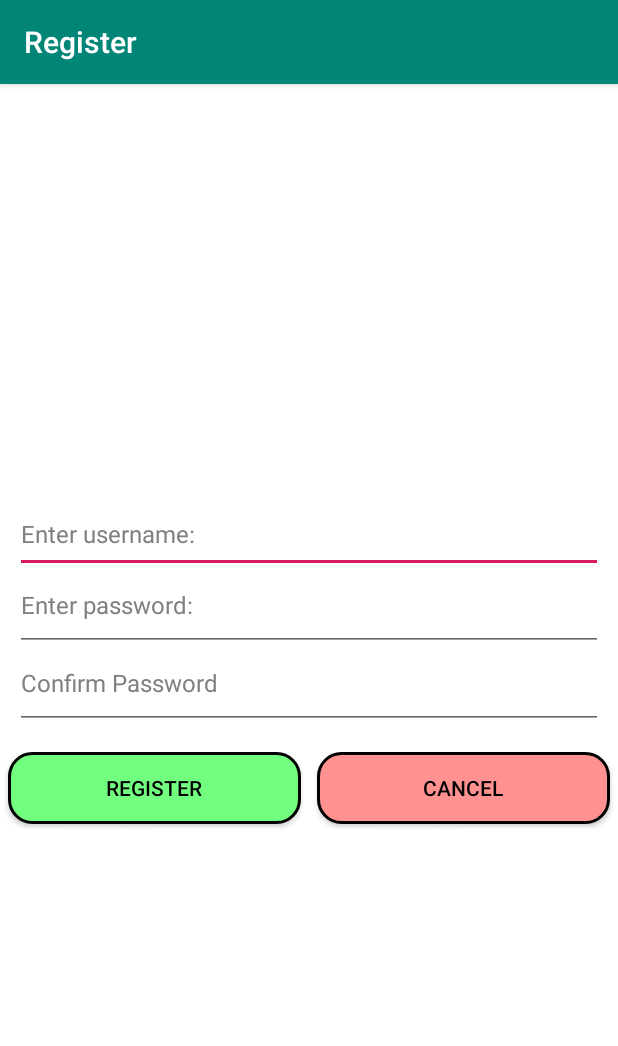
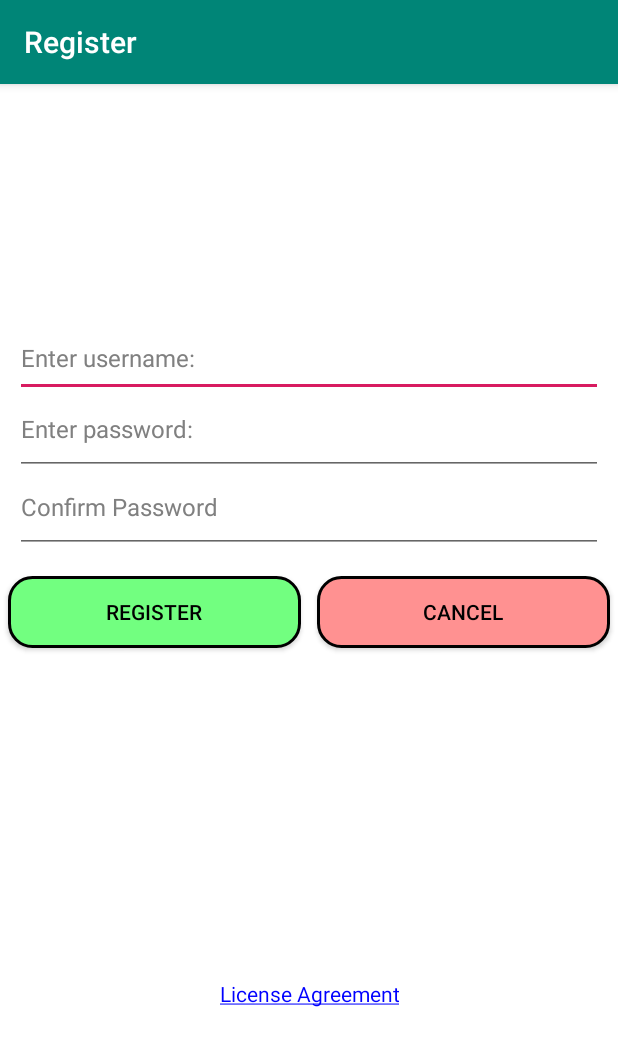
Before and after one commit to DatLombardo/MobileDevices-FlipFlop, an Android app: the RegisterActivity screen opened directly, with no data from a screen before it, on a phone screen of 412 x 824 dp. Shown: the top 1046 px of the screen. Run offline under Robolectric (Android 15) with nearby library versions, the phone set to English and light mode, and no system bars; our stand-ins replace Firebase (no records; nobody signed in at launch, a user with empty details on screens opened directly).

Commit message:
Added License agreement activity(Internet Resources)

```diff
--- a/FlipFlop/app/src/main/res/layout/activity_register.xml
+++ b/FlipFlop/app/src/main/res/layout/activity_register.xml
@@ -80,4 +80,16 @@
             android:textColor="@color/black"/>
     </LinearLayout>
 
+    <TextView
+        android:id="@+id/agreement"
+        android:layout_width="wrap_content"
+        android:layout_height="wrap_content"
+        android:layout_marginTop="15dp"
+        android:layout_gravity="center|bottom"
+        android:paddingTop="200dp"
+        android:textAlignment="center"
+        android:text="@string/license_agreement"
+        android:onClick="showAgreement"
+        android:textColor="@color/blue"/>
+
 </LinearLayout>
--- a/FlipFlop/app/src/main/res/values/strings.xml
+++ b/FlipFlop/app/src/main/res/values/strings.xml
@@ -21,6 +21,7 @@
     <string name="post_content">Content: </string>
     <string name="post_title_prompt">Max title length: 50 characters</string>
     <string name="post_content_prompt">Max characters: 250</string>
+    <string name="license_agreement">License Agreement</string>
     <string name="post_button">Post</string>
     <string name="comment_content_prompt">Max comment length: 250 characters</string>
     <string name="anon_user">ANON</string>
```
Also changed, not shown: FlipFlop/app/src/main/AndroidManifest.xml (+18 -5 lines), FlipFlop/app/src/main/java/ca/uoit/flip_flop/flipflop/License_agrmnt.java (added, +22 -0 lines), FlipFlop/app/src/main/java/ca/uoit/flip_flop/flipflop/RegisterActivity.java (+49 -0 lines), FlipFlop/app/src/main/res/layout/activity_license_agreement.xml (added, +32 -0 lines).
